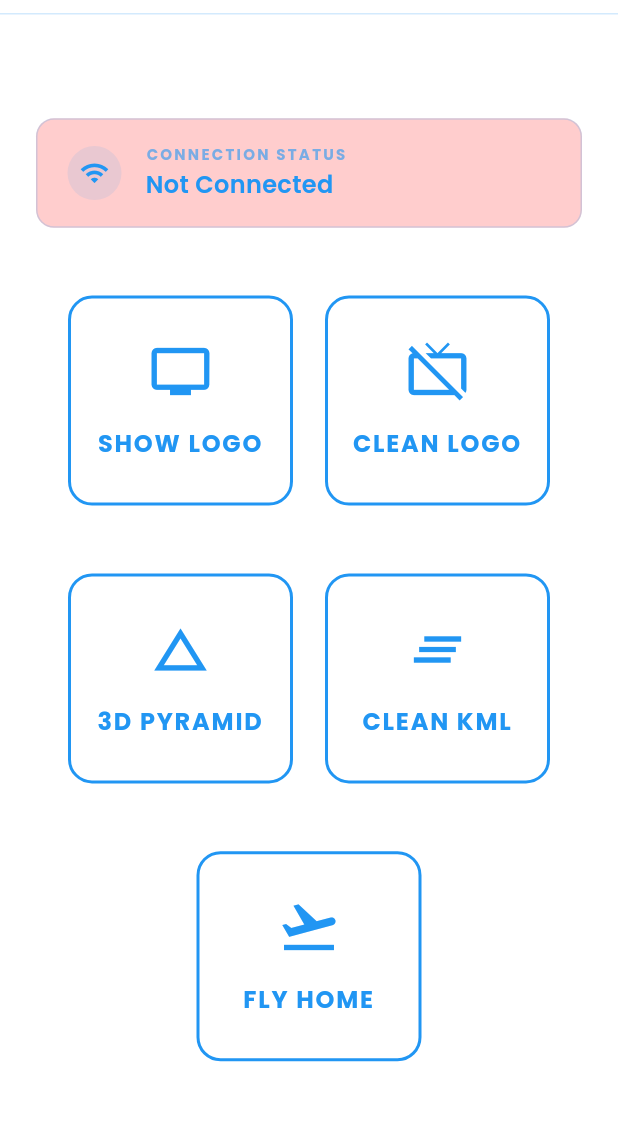
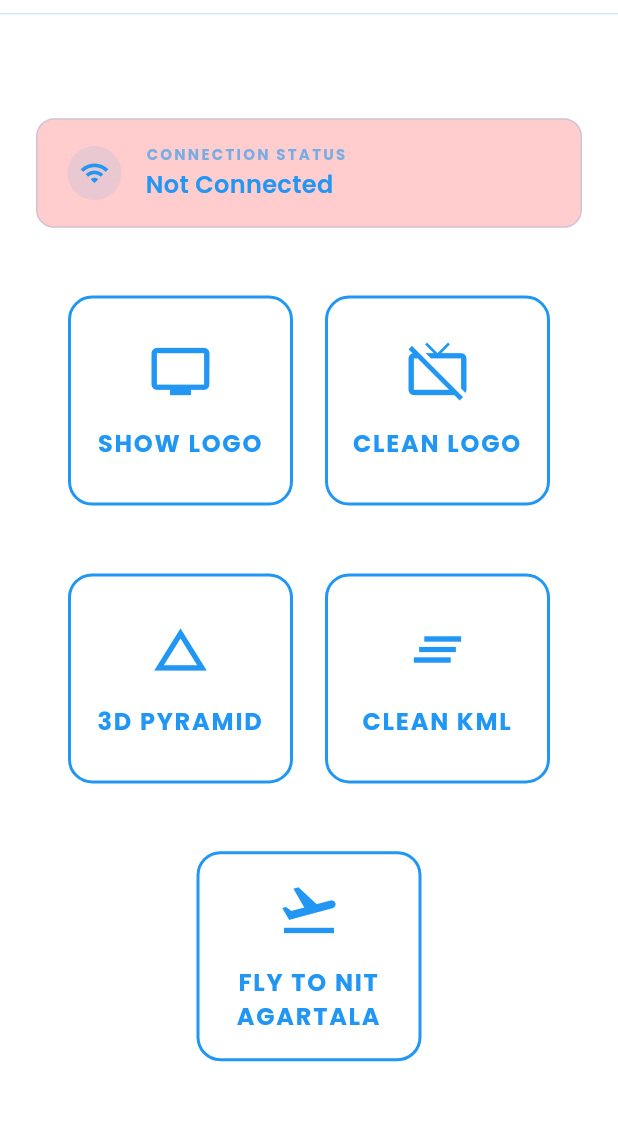
Before and after one commit to mehrishisarthak/lg_controller_app, a Flutter app: the screen it shows after launch, on a phone screen of 412 x 824 dp, the part 71-1192 px from its top. Run offline on Flutter 3.47's test engine with Material 3 defaults, Android fonts, the light colour scheme and no system bars; our stand-ins replace flutter_riverpod, google_fonts, shared_preferences; missing offline and left inert: dartssh2.

Commit message:
final changes

```diff
--- a/lib/pages/home.dart
+++ b/lib/pages/home.dart
@@ -212,7 +212,7 @@ class _HomeScreenState extends ConsumerState<HomeScreen> {
               mainAxisAlignment: MainAxisAlignment.center,
               children: [
                 SimpleMenuTile(
-                  label: "FLY HOME",
+                  label: "FLY TO NIT AGARTALA",
                   icon: Icons.flight_takeoff,
                   bgColor: bgColor,
                   onTap: () async {
```
